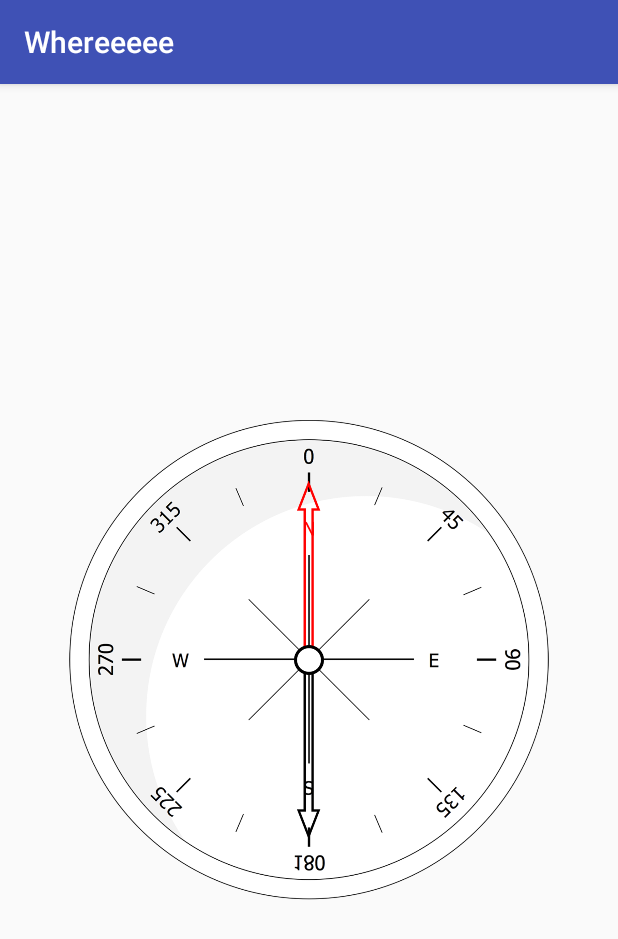
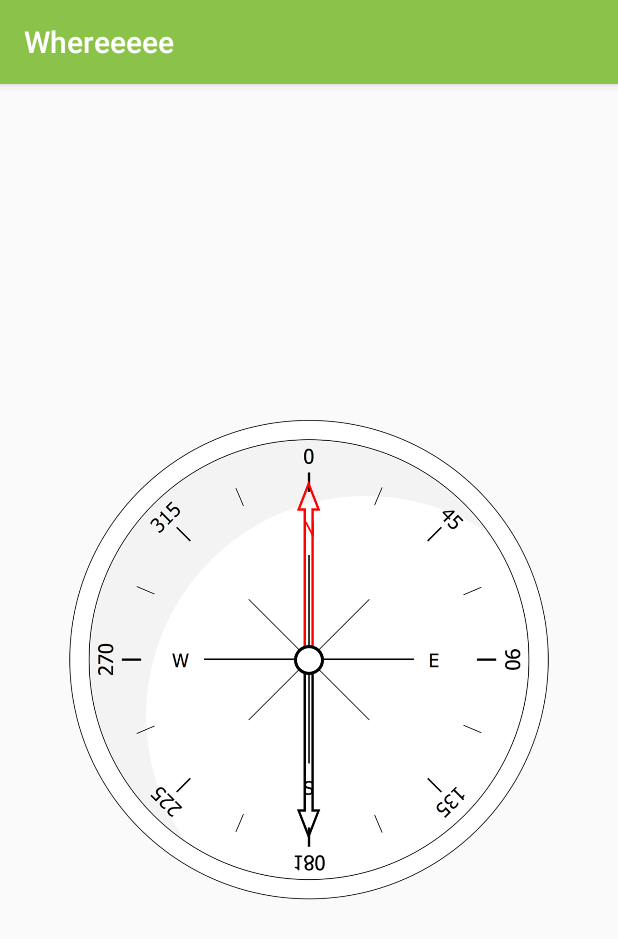
Before and after one commit to Julia0709/Whereeeee, an Android app: the screen it shows after launch (CompassActivity), on a phone screen of 412 x 824 dp. Shown: the top 939 px of the screen. Run offline under Robolectric (Android 15) with nearby library versions, the light colour scheme and no system bars.

Commit message:
Set template colors

```diff
--- a/app/src/main/res/values/colors.xml
+++ b/app/src/main/res/values/colors.xml
@@ -1,6 +1,11 @@
 <?xml version="1.0" encoding="utf-8"?>
 <resources>
-    <color name="colorPrimary">#3F51B5</color>
-    <color name="colorPrimaryDark">#303F9F</color>
-    <color name="colorAccent">#FF4081</color>
+    <color name="colorPrimary">#8BC24A</color>
+    <color name="colorPrimaryDark">#689F38</color>
+    <color name="colorPrimaryLight">#DBECC7</color>
+    <color name="colorAccent">#FEC007</color>
+
+    <color name="colorPrimaryText">#212121</color>
+    <color name="colorSecondaryText">#757575</color>
+    <color name="colorDevider">#BCBDBD</color>
 </resources>
```
